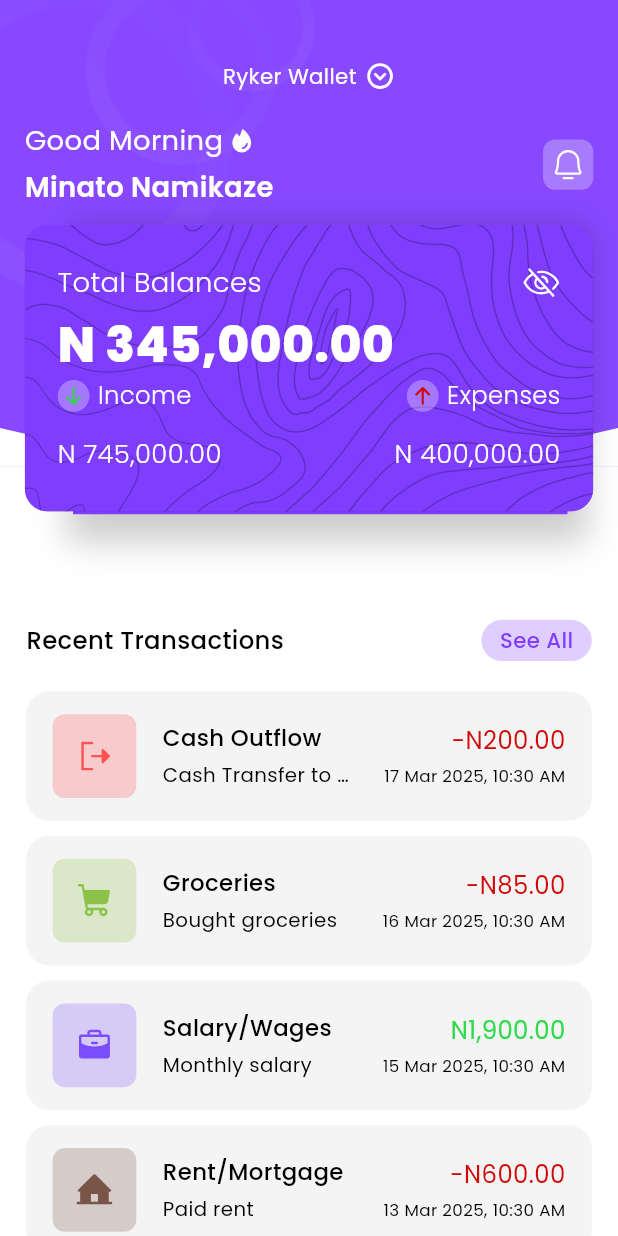
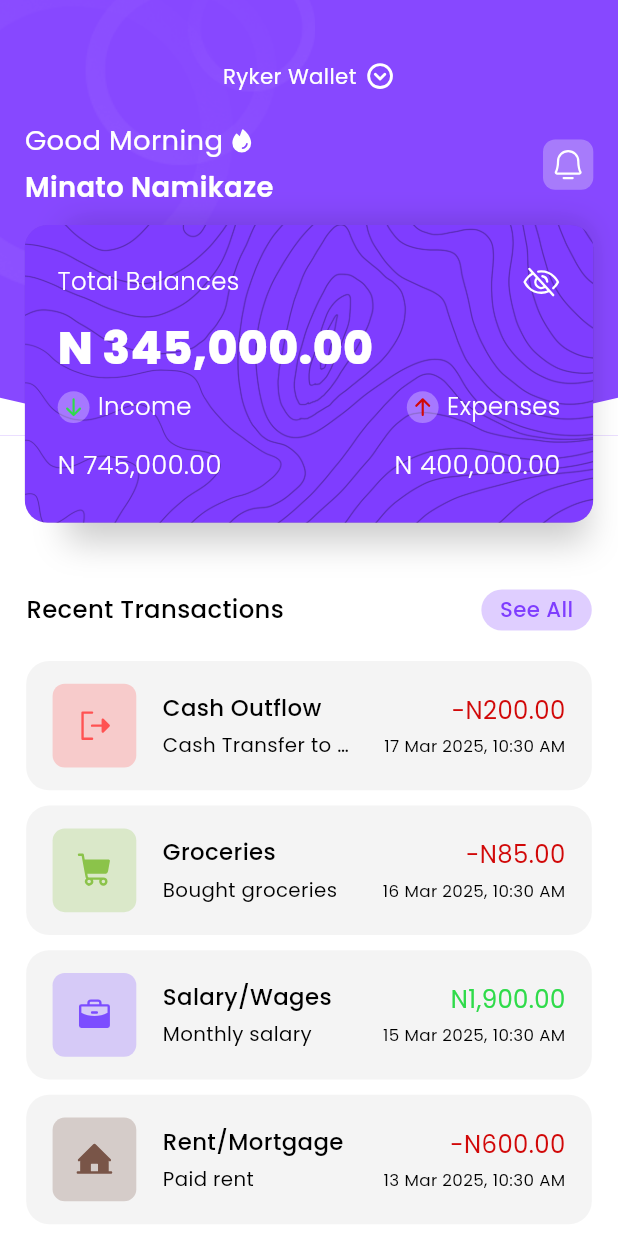
Before and after one commit to DannylSyph3r/montra-expense-tracker, a Flutter app: the HomeView screen opened directly, on a phone screen of 412 x 824 dp. Run offline on Flutter 3.47's test engine with Material 3 defaults, Android fonts, the phone set to English and light mode, and no system bars; our stand-ins replace another_flushbar, bloc, dotted_border, equatable, file_picker, flutter_animate and 11 more.

```diff
--- a/lib/features/home/views/home_view.dart
+++ b/lib/features/home/views/home_view.dart
@@ -100,7 +100,7 @@ class _HomeViewState extends State<HomeView> {
                       ),
                       rowPadding: 15.padH,
                     ),
-                    120.sbH,
+                    100.sbH,
                     CustomPaint(
                       size: Size(double.infinity, 50.h),
                       painter: CurvedPainter(),
@@ -227,7 +227,7 @@ class _HomeViewState extends State<HomeView> {
                                     children: [
                                       RowRailer(
                                         rowPadding: 0.padH,
-                                        leading: "Total Balances".txt18(
+                                        leading: "Total Balances".txt16(
                                             fontW: F.w3,
                                             color: Palette.whiteColor),
                                         trailing: _privacyFilter.sync(builder:
@@ -244,7 +244,7 @@ class _HomeViewState extends State<HomeView> {
                                           });
                                         }),
                                       ),
-                                      5.sbH,
+                                      10.sbH,
                                       Row(
                                         children: [
                                           _privacyFilter.sync(builder:
@@ -260,7 +260,7 @@ class _HomeViewState extends State<HomeView> {
                                                       fontW: F.w8,
                                                       color: Palette.whiteColor)
                                                   : "N 345,000.00".txt(
-                                                      size: 32.sp,
+                                                      size: 30.sp,
                                                       fontW: F.w8,
                                                       color:
                                                           Palette.whiteColor),
@@ -270,6 +270,7 @@ class _HomeViewState extends State<HomeView> {
                                       ),
                                     ],
                                   ),
+                                  5.sbH,
                                   Column(
                                     children: [
                                       RowRailer(
```
Also changed, not shown: pubspec.lock, 214 other files.
